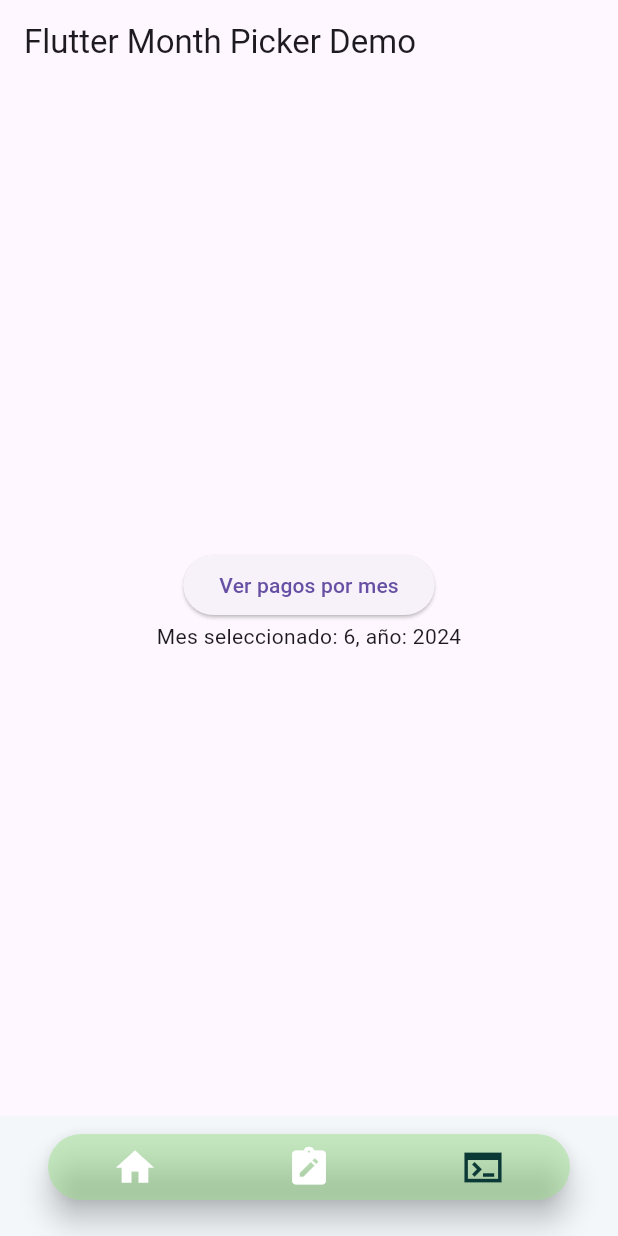
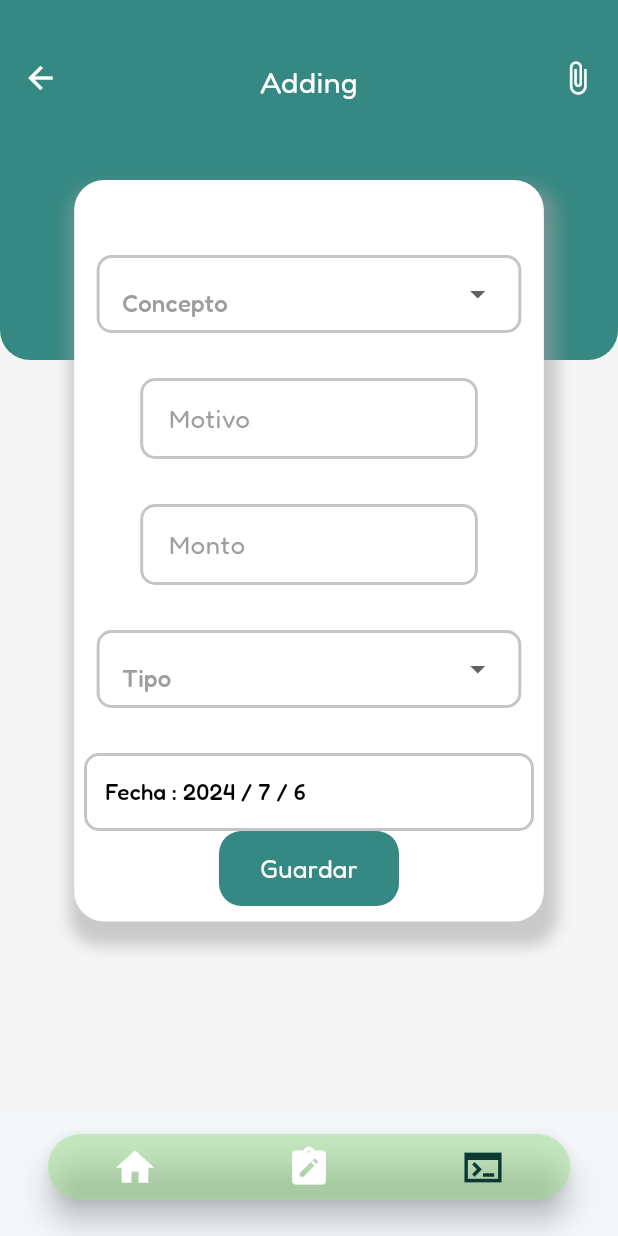
Before and after one commit to MarCarrera/my-accounts, a Flutter app: the screen it shows after launch, item 3 of the bottom bar chosen, on a phone screen of 412 x 824 dp. Run offline on Flutter 3.47's test engine with Material 3 defaults, Android fonts, the phone set to English and light mode, and no system bars; drawn by our look-alikes of custom_navigation_bar; our stand-ins replace animate_do, google_fonts, hive, local_auth, quickalert; missing offline and left inert: dart:ffi, flutter_custom_month_picker; accounts and stored records are empty; network calls fail.

Commit message:
integrar consultas 13 a 16

```diff
--- /dev/null
+++ b/lib/data/models/add_date.dart
@@ -0,0 +1,19 @@
+// ignore_for_file: camel_case_types
+
+import 'package:hive/hive.dart';
+part 'add_date.g.dart';
+
+@HiveType(typeId: 1)
+class Add_data extends HiveObject {
+  @HiveField(0)
+  String name;
+  @HiveField(1)
+  String explain;
+  @HiveField(2)
+  String amount;
+  @HiveField(3)
+  String IN;
+  @HiveField(4)
+  DateTime datetime;
+  Add_data(this.IN, this.amount, this.datetime, this.explain, this.name);
+}
--- /dev/null
+++ b/lib/utils/showConfirm.dart
@@ -0,0 +1,29 @@
+// ignore_for_file: use_build_context_synchronously
+
+import 'package:flutter/material.dart';
+import 'package:quickalert/quickalert.dart';
+
+class ShowConfirm {
+  Future<void> showConfirmDialog(BuildContext context) async {
+    return await QuickAlert.show(
+        context: context,
+        type: QuickAlertType.success,
+        //text: 'Se ha eliminado un movimiento.',
+        //textColor: Colors.purple.shade300,
+        autoCloseDuration: const Duration(seconds: 2),
+        showConfirmBtn: false,
+        title: 'Movimiento Agregado!',
+        titleColor: Colors.purple.shade300);
+  }
+  Future<void> showConfirmDialog2(BuildContext context) async {
+    return await QuickAlert.show(
+        context: context,
+        type: QuickAlertType.success,
+        //text: 'Se ha eliminado un movimiento.',
+        //textColor: Colors.purple.shade300,
+        autoCloseDuration: const Duration(seconds: 2),
+        showConfirmBtn: false,
+        title: 'Abono Agregado!',
+        titleColor: Colors.purple.shade300);
+  }
+}
--- /dev/null
+++ b/lib/utils/showDelete.dart
@@ -0,0 +1,20 @@
+// ignore_for_file: use_build_context_synchronously
+
+import 'package:flutter/material.dart';
+import 'package:quickalert/quickalert.dart';
+
+class ShowDelete {
+  Future<void> showDeleteDialog(BuildContext context) async {
+    await QuickAlert.show(
+      context: context,
+      type: QuickAlertType.success,
+      autoCloseDuration: const Duration(seconds: 2),
+      showConfirmBtn: false,
+      title: 'Movimiento Eliminado!',
+      titleColor: Colors.purple.shade300,
+    );
+
+    // Esperar 2 segundos antes de cerrar el diálogo
+    await Future.delayed(Duration(seconds: 2));
+  }
+}
--- /dev/null
+++ b/lib/widgets/add_payment.dart
@@ -0,0 +1,393 @@
+import 'dart:ffi';
+import 'package:google_fonts/google_fonts.dart';
+import 'package:flutter/material.dart';
+import 'package:hive/hive.dart';
+import 'package:intl/intl.dart';
+
+import '../data/models/add_date.dart';
+import '../utils/showConfirm.dart';
+
+class AddPayment extends StatefulWidget {
+  const AddPayment({super.key});
+
+  @override
+  State<AddPayment> createState() => _AddPaymentState();
+}
+
+class _AddPaymentState extends State<AddPayment> {
+  //final box = Hive.box<Add_data>('data');
+  DateTime date = new DateTime.now();
+  String formattedDate = '';
+  String formattedDate2 = '';
+  String? selctedItem;
+  String? selctedItemi;
+  final TextEditingController expalin_C = TextEditingController();
+  FocusNode ex = FocusNode();
+  final TextEditingController amount_c = TextEditingController();
+  FocusNode amount_ = FocusNode();
+  final List<String> _item = [
+    'Ahorro Cuenta',
+    'Ahorro Efectivo',
+    'Gastos Diarios Cuenta',
+    'Gastos Diarios Efectivo',
+    "Ganancia Netflix",
+    "Pago Netflix",
+    'Odontologo',
+    'Renta',
+  ];
+  final List<String> _itemei = [
+    'Income',
+    "Expense",
+  ];
+  @override
+  void initState() {
+    // TODO: implement initState
+    super.initState();
+    ex.addListener(() {
+      setState(() {});
+    });
+    amount_.addListener(() {
+      setState(() {});
+    });
+    formattedDate = DateFormat('yyyy-MM-dd').format(date);
+  }
+
+  Widget build(BuildContext context) {
+    return Scaffold(
+      backgroundColor: Colors.grey.shade100,
+      body: SafeArea(
+        child: Stack(
+          alignment: AlignmentDirectional.center,
+          children: [
+            background_container(context),
+            Positioned(
+              top: 120,
+              child: main_container(),
+            ),
+          ],
+        ),
+      ),
+    );
+  }
+
+  Container main_container() {
+    return Container(
+      decoration: BoxDecoration(
+        borderRadius: BorderRadius.circular(20),
+        color: Colors.white,
+        boxShadow: [
+          BoxShadow(
+            color: Colors.grey.withOpacity(0.5), // Color de la sombra
+            spreadRadius: 6, // Cuánto se extiende la sombra
+            blurRadius: 8, // Qué tan desenfocado está el borde de la sombra
+            offset: Offset(3, 10), // Desplazamiento de la sombra en x y en y
+          ),
+        ],
+      ),
+      height: MediaQuery.of(context).size.width * 1.2,
+      width: MediaQuery.of(context).size.width * 0.76,
+      child: Column(
+        children: [
+          const SizedBox(height: 50),
+          name(),
+          const SizedBox(height: 30),
+          explain(),
+          const SizedBox(height: 30),
+          amount(),
+          const SizedBox(height: 30),
+          How(),
+          const SizedBox(height: 30),
+          date_time(),
+          const Spacer(),
+          save(),
+          const SizedBox(height: 25),
+        ],
+      ),
+    );
+  }
+
+  GestureDetector save() {
+    return GestureDetector(
+      onTap: () async {
+        /*await agregarFinanza(
+            concepto: selctedItem!,
+            motivo: expalin_C.text,
+            monto: amount_c.text,
+            tipo: selctedItemi!,
+            fecha: formattedDate != '' ? formattedDate : formattedDate2);*/
+
+        await ShowConfirm().showConfirmDialog(context);
+
+        // Llamar a setState para reconstruir la vista y mostrar los nuevos datos
+        setState(() {});
+
+        // Navegar de regreso a la vista de inicio y reemplazar la vista actual
+        /*Navigator.pushReplacement(
+          context,
+          MaterialPageRoute(builder: (context) => ButtomNav(index_color: 0)),
+        );*/
+        // Navigator.of(context).pop();
+      },
+      child: Container(
+        alignment: Alignment.center,
+        decoration: BoxDecoration(
+          borderRadius: BorderRadius.circular(15),
+          color: const Color(0xff368983),
+        ),
+        width: 120,
+        height: 50,
+        child: Text(
+          'Guardar',
+          style: GoogleFonts.fredoka(fontSize: 17, color: Colors.white),
+        ),
+      ),
+    );
+  }
+
+  Widget date_time() {
+    return Container(
+      alignment: Alignment.bottomLeft,
+      decoration: BoxDecoration(
+          borderRadius: BorderRadius.circular(10),
+          border: Border.all(width: 2, color: const Color(0xffC5C5C5))),
+      width: 300,
+      child: TextButton(
+        onPressed: () async {
+          DateTime? newDate = await showDatePicker(
+              context: context,
+              initialDate: date,
+              firstDate: DateTime(2020),
+              lastDate: DateTime(2100));
+          if (newDate == Null) return;
+          setState(() {
+            date = newDate!;
+            formattedDate2 = DateFormat('yyyy-MM-dd').format(date);
+          });
+        },
+        child: Text(
+          'Fecha : ${date.year} / ${date.day} / ${date.month}',
+          style: GoogleFonts.fredoka(fontSize: 15, color: Colors.black),
+        ),
+      ),
+    );
+  }
+
+  Padding How() {
+    return Padding(
+      padding: const EdgeInsets.symmetric(horizontal: 15),
+      child: Container(
+        padding: const EdgeInsets.symmetric(horizontal: 15),
+        width: 300,
+        decoration: BoxDecoration(
+          borderRadius: BorderRadius.circular(10),
+          border: Border.all(
+            width: 2,
+            color: const Color(0xffC5C5C5),
+          ),
+        ),
+        child: DropdownButton<String>(
+          value: selctedItemi,
+          onChanged: ((value) {
+            setState(() {
+              selctedItemi = value!;
+            });
+          }),
+          items: _itemei
+              .map((e) => DropdownMenuItem(
+                    child: Container(
+                      alignment: Alignment.center,
+                      child: Row(
+                        children: [
+                          Text(
+                            e == 'Income' ? 'Ingreso' : 'Gasto',
+                            style: GoogleFonts.fredoka(
+                                fontSize: 18, color: Colors.black),
+                          )
+                        ],
+                      ),
+                    ),
+                    value: e,
+                  ))
+              .toList(),
+          selectedItemBuilder: (BuildContext context) => _itemei
+              .map((e) => Row(
+                    children: [Text(e)],
+                  ))
+              .toList(),
+          hint: Padding(
+            padding: EdgeInsets.only(top: 12),
+            child: Text(
+              'Tipo',
+              style: GoogleFonts.fredoka(color: Colors.grey),
+            ),
+          ),
+          dropdownColor: Colors.white,
+          isExpanded: true,
+          underline: Container(),
+        ),
+      ),
+    );
+  }
+
+  Padding amount() {
+    return Padding(
+      padding: const EdgeInsets.symmetric(horizontal: 44),
+      child: TextField(
+        keyboardType: TextInputType.number,
+        focusNode: amount_,
+        controller: amount_c,
+        decoration: InputDecoration(
+          contentPadding:
+              const EdgeInsets.symmetric(horizontal: 15, vertical: 15),
+          labelText: 'Monto',
+          labelStyle:
+              GoogleFonts.fredoka(fontSize: 17, color: Colors.grey.shade500),
+          enabledBorder: OutlineInputBorder(
+              borderRadius: BorderRadius.circular(10),
+              borderSide: const BorderSide(width: 2, color: Color(0xffC5C5C5))),
+          focusedBorder: OutlineInputBorder(
+              borderRadius: BorderRadius.circular(10),
+              borderSide: const BorderSide(width: 2, color: Color(0xff368983))),
+        ),
+      ),
+    );
+  }
+
+  Padding explain() {
+    return Padding(
+      padding: const EdgeInsets.symmetric(horizontal: 44),
+      child: TextField(
+        focusNode: ex,
+        controller: expalin_C,
+        decoration: InputDecoration(
+          contentPadding:
+              const EdgeInsets.symmetric(horizontal: 15, vertical: 15),
+          labelText: 'Motivo',
+          labelStyle: GoogleFonts.fredoka(fontSize: 17, color: Colors.grey),
+          enabledBorder: OutlineInputBorder(
+              borderRadius: BorderRadius.circular(10),
+              borderSide: const BorderSide(width: 2, color: Color(0xffC5C5C5))),
+          focusedBorder: OutlineInputBorder(
+              borderRadius: BorderRadius.circular(10),
+              borderSide: const BorderSide(width: 2, color: Color(0xff368983))),
+        ),
+      ),
+    );
+  }
+
+  Padding name() {
+    return Padding(
+      padding: const EdgeInsets.symmetric(horizontal: 15),
+      child: Container(
+        padding: const EdgeInsets.symmetric(horizontal: 15),
+        width: 300,
+        decoration: BoxDecoration(
+          borderRadius: BorderRadius.circular(10),
+          border: Border.all(
+            width: 2,
+            color: const Color(0xffC5C5C5),
+          ),
+        ),
+        child: DropdownButton<String>(
+          value: selctedItem,
+          onChanged: ((value) {
+            setState(() {
+              selctedItem = value!;
+            });
+          }),
+          items: _item
+              .map((e) => DropdownMenuItem(
+                    child: Container(
+                      alignment: Alignment.center,
+                      child: Row(
+                        children: [
+                          Container(
+                            width: 40,
+                            child: Image.asset('assets/images/${e}.png'),
+                          ),
+                          const SizedBox(width: 10),
+                          Text(
+                            e,
+                            style: GoogleFonts.fredoka(fontSize: 18),
+                          )
+                        ],
+                      ),
+                    ),
+                    value: e,
+                  ))
+              .toList(),
+          selectedItemBuilder: (BuildContext context) => _item
+              .map((e) => Row(
+                    children: [
+                      Container(
+                        width: 42,
+                        child: Image.asset('assets/images/${e}.png'),
+                      ),
+                      const SizedBox(width: 5),
+                      Text(e)
+                    ],
+                  ))
+              .toList(),
+          hint: Padding(
+            padding: EdgeInsets.only(top: 12),
+            child: Text(
+              'Concepto',
+              style: GoogleFonts.fredoka(color: Colors.grey),
+            ),
+          ),
+          dropdownColor: Colors.white,
+          isExpanded: true,
+          underline: Container(),
+        ),
+      ),
+    );
+  }
+
+  // ignore: non_constant_identifier_names
+  Column background_container(BuildContext context) {
+    return Column(
+      children: [
+        Container(
+          width: double.infinity,
+          height: 240,
+          decoration: const BoxDecoration(
+            color: Color(0xff368983),
+            borderRadius: BorderRadius.only(
+              bottomLeft: Radius.circular(20),
+              bottomRight: Radius.circular(20),
+            ),
+          ),
+          child: Column(
+            children: [
+              const SizedBox(height: 40),
+              Padding(
+                padding: const EdgeInsets.symmetric(horizontal: 15),
+                child: Row(
+                  mainAxisAlignment: MainAxisAlignment.spaceBetween,
+                  crossAxisAlignment: CrossAxisAlignment.start,
+                  children: [
+                    GestureDetector(
+                      onTap: () {
+                        Navigator.of(context).pop();
+                      },
+                      child: const Icon(Icons.arrow_back, color: Colors.white),
+                    ),
+                    Text(
+                      'Adding',
+                      style: GoogleFonts.fredoka(
+                          fontSize: 20, color: Colors.white),
+                    ),
+                    const Icon(
+                      Icons.attach_file_outlined,
+                      color: Colors.white,
+                    )
+                  ],
+                ),
+              )
+            ],
+          ),
+        ),
+      ],
+    );
+  }
+}
--- a/lib/widgets/button_nav.dart
+++ b/lib/widgets/button_nav.dart
@@ -1,6 +1,7 @@
 import 'package:acounts_control/utils/prueba.dart';
 import 'package:acounts_control/views/home/home.dart';
 import 'package:acounts_control/views/pays_account.dart';
+import 'package:acounts_control/widgets/add_payment.dart';
 import 'package:custom_navigation_bar/custom_navigation_bar.dart';
 import 'package:flutter/material.dart';
 
@@ -22,7 +23,7 @@
   List Screen = [
     const Home(),
     const PaysAccount(),
-    const Prueba(),
+    const AddPayment(),
   ];
 
   @override
--- a/pubspec.yaml
+++ b/pubspec.yaml
@@ -19,6 +19,9 @@
   flutter_custom_month_picker: #https://pub.dev/packages/flutter_custom_month_picker
   google_fonts: #https://pub.dev/packages/google_fonts
   local_auth: #https://pub.dev/packages/local_auth
+  hive: #https://pub.dev/packages/hive
+  hive_flutter: #https://pub.dev/packages/hive_flutter
+  quickalert: #https://pub.dev/packages/quickalert
 
 dev_dependencies:
   flutter_test:
```
Also changed, not shown: lib/data/models/add_date.g.dart (added), pubspec.lock.
